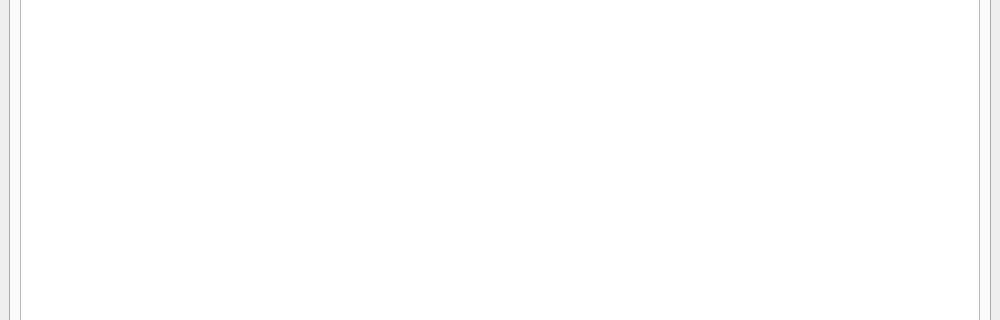
This is nbr_5410_calculator/ui/mainWindow.ui in Marcelotsvaz/nbr-5410-calculator as Qt 5 draws it before an edit; both pictures show x 0 to 1000 and y 165 to 485 of the 1000 by 600 pixel window. The edited form follows.
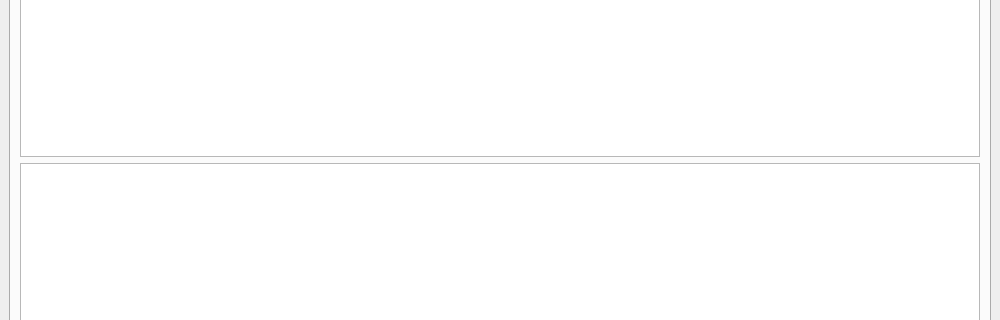
This is the edited form. The open tabs and pages were chosen to show the change. Icons and pictures are not drawn. Custom widgets are drawn as their Qt base class.

Commit message: Create view for unassigned circuits

Diff of the .ui file:
```diff
--- a/nbr_5410_calculator/ui/mainWindow.ui
+++ b/nbr_5410_calculator/ui/mainWindow.ui
@@ -212,6 +212,9 @@
         <item row="1" column="0" colspan="3">
          <widget class="ConduitRunsView" name="conduitsTreeView"/>
         </item>
+        <item row="2" column="0" colspan="3">
+         <widget class="UnassignedCircuitsView" name="unassignedCircuitsView"/>
+        </item>
        </layout>
       </widget>
      </widget>
@@ -360,6 +363,11 @@
     <slot>deleteSelectedItems()</slot>
    </slots>
   </customwidget>
+  <customwidget>
+   <class>UnassignedCircuitsView</class>
+   <extends>QListView</extends>
+   <header>nbr_5410_calculator.conduitsTab</header>
+  </customwidget>
  </customwidgets>
  <resources/>
  <connections>
```
Left out of the diff: 42 changed lines with no effect on the pictures. The commit also changes 8 other files.
